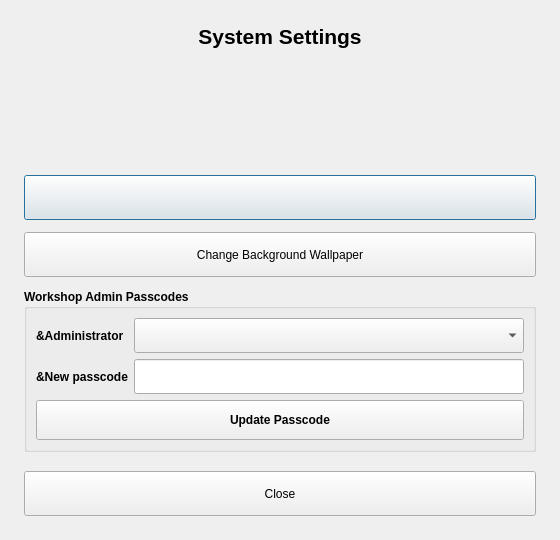
First picture: the form in ui/forms/systemsettingsdialog.ui, repository PPAS-Rashmika/SYNCLAB-Centralized-Workshop-Laboratory-Allocation-Platform, before the edit.
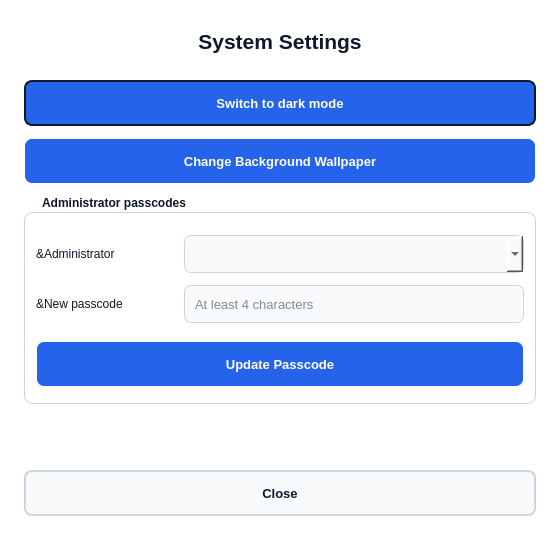
Second picture: the form after the edit.

What changed in the file:
```diff
--- a/ui/forms/systemsettingsdialog.ui
+++ b/ui/forms/systemsettingsdialog.ui
@@ -10,24 +10,15 @@
     <height>540</height>
    </rect>
   </property>
-  <layout class="QVBoxLayout" name="verticalLayout">
-   <property name="spacing">
-    <number>12</number>
-   </property>
-   <property name="leftMargin">
-    <number>24</number>
-   </property>
-   <property name="topMargin">
-    <number>24</number>
-   </property>
-   <property name="rightMargin">
-    <number>24</number>
-   </property>
-   <property name="bottomMargin">
-    <number>24</number>
-   </property>
-   <item>
     <widget class="QLabel" name="titleLbl">
+   <property name="geometry">
+    <rect>
+     <x>24</x>
+     <y>24</y>
+     <width>512</width>
+     <height>34</height>
+    </rect>
+   </property>
      <property name="wordWrap">
       <bool>true</bool>
      </property>
@@ -47,32 +38,43 @@
       <set>Qt::AlignCenter</set>
      </property>
     </widget>
-   </item>
-   <item>
-    <spacer name="verticalSpacer1">
-     <property name="orientation">
-      <enum>Qt::Vertical</enum>
-     </property>
-     <property name="sizeHint" stdset="0">
-      <size>
-       <width>0</width>
-       <height>10</height>
-      </size>
-     </property>
-    </spacer>
-   </item>
-   <item>
     <widget class="QPushButton" name="toggleThemeBtn">
+   <property name="geometry">
+    <rect>
+     <x>24</x>
+     <y>80</y>
+     <width>512</width>
+     <height>46</height>
+    </rect>
+   </property>
      <property name="minimumSize">
       <size>
        <width>0</width>
        <height>45</height>
       </size>
      </property>
-    </widget>
-   </item>
-   <item>
+   <property name="cursor">
+    <cursorShape>PointingHandCursor</cursorShape>
+   </property>
+   <property name="font">
+    <font>
+     <pointsize>10</pointsize>
+     <bold>true</bold>
+    </font>
+   </property>
+   <property name="text">
+    <string>Switch to dark mode</string>
+   </property>
+  </widget>
     <widget class="QPushButton" name="changeWallpaperBtn">
+   <property name="geometry">
+    <rect>
+     <x>24</x>
+     <y>138</y>
+     <width>512</width>
+     <height>46</height>
+    </rect>
+   </property>
      <property name="text">
       <string>Change Background Wallpaper</string>
      </property>
@@ -85,21 +87,39 @@
      <property name="cursor">
       <cursorShape>PointingHandCursor</cursorShape>
      </property>
-    </widget>
-   </item>
-   <item>
+   <property name="font">
+    <font>
+     <pointsize>10</pointsize>
+     <bold>true</bold>
+    </font>
+   </property>
+  </widget>
     <widget class="QGroupBox" name="groupBox">
+   <property name="geometry">
+    <rect>
+     <x>24</x>
+     <y>196</y>
+     <width>512</width>
+     <height>208</height>
+    </rect>
+   </property>
      <property name="title">
-      <string>Workshop Admin Passcodes</string>
+    <string>Administrator passcodes</string>
      </property>
      <property name="font">
       <font>
        <bold>true</bold>
       </font>
      </property>
-     <layout class="QGridLayout" name="gridLayout">
-      <item row="0" column="0">
        <widget class="QLabel" name="lblCat">
+    <property name="geometry">
+     <rect>
+      <x>12</x>
+      <y>39</y>
+      <width>138</width>
+      <height>38</height>
+     </rect>
+    </property>
         <property name="wordWrap">
          <bool>true</bool>
         </property>
@@ -110,19 +130,36 @@
          <string>&amp;Administrator</string>
         </property>
        </widget>
-      </item>
-      <item row="0" column="1">
        <widget class="QComboBox" name="workshopCombo">
+    <property name="geometry">
+     <rect>
+      <x>160</x>
+      <y>39</y>
+      <width>340</width>
+      <height>38</height>
+     </rect>
+    </property>
         <property name="minimumSize">
          <size>
           <width>0</width>
           <height>35</height>
          </size>
         </property>
-       </widget>
-      </item>
-      <item row="1" column="0">
+    <property name="font">
+     <font>
+      <pointsize>10</pointsize>
+     </font>
+    </property>
+   </widget>
        <widget class="QLabel" name="lblCode">
+    <property name="geometry">
+     <rect>
+      <x>12</x>
+      <y>89</y>
+      <width>138</width>
+      <height>38</height>
+     </rect>
+    </property>
         <property name="wordWrap">
          <bool>true</bool>
         </property>
@@ -133,9 +170,18 @@
          <string>&amp;New passcode</string>
         </property>
        </widget>
-      </item>
-      <item row="1" column="1">
        <widget class="QLineEdit" name="newPasscodeInput">
+    <property name="placeholderText">
+     <string>At least 4 characters</string>
+    </property>
+    <property name="geometry">
+     <rect>
+      <x>160</x>
+      <y>89</y>
+      <width>340</width>
+      <height>38</height>
+     </rect>
+    </property>
         <property name="minimumSize">
          <size>
           <width>0</width>
@@ -145,10 +191,21 @@
         <property name="echoMode">
          <enum>QLineEdit::Password</enum>
         </property>
-       </widget>
-      </item>
-      <item row="2" column="0" colspan="2">
+    <property name="font">
+     <font>
+      <pointsize>10</pointsize>
+     </font>
+    </property>
+   </widget>
        <widget class="QPushButton" name="savePasscodeBtn">
+    <property name="geometry">
+     <rect>
+      <x>12</x>
+      <y>145</y>
+      <width>488</width>
+      <height>46</height>
+     </rect>
+    </property>
         <property name="text">
          <string>Update Passcode</string>
         </property>
@@ -161,20 +218,23 @@
         <property name="cursor">
          <cursorShape>PointingHandCursor</cursorShape>
         </property>
-       </widget>
-      </item>
-     </layout>
-    </widget>
-   </item>
-   <item>
-    <spacer name="verticalSpacer2">
-     <property name="orientation">
-      <enum>Qt::Vertical</enum>
-     </property>
-    </spacer>
-   </item>
-   <item>
+    <property name="font">
+     <font>
+      <pointsize>10</pointsize>
+      <bold>true</bold>
+     </font>
+    </property>
+   </widget>
+  </widget>
     <widget class="QPushButton" name="closeBtn">
+   <property name="geometry">
+    <rect>
+     <x>24</x>
+     <y>470</y>
+     <width>512</width>
+     <height>46</height>
+    </rect>
+   </property>
      <property name="text">
       <string>Close</string>
      </property>
@@ -187,9 +247,39 @@
      <property name="cursor">
       <cursorShape>PointingHandCursor</cursorShape>
      </property>
-    </widget>
-   </item>
-  </layout>
+   <property name="font">
+    <font>
+     <pointsize>10</pointsize>
+     <bold>true</bold>
+    </font>
+   </property>
+  </widget>
+  <property name="styleSheet">
+   <string notr="true">QDialog { background-color: #FFFFFF; color: #0F172A; }
+QLabel { color: #0F172A; background: transparent; }
+QLineEdit, QComboBox { background-color: #F8FAFC; color: #0F172A; border: 1px solid #CBD5E1; border-radius: 7px; padding: 8px; }
+QLineEdit:focus, QComboBox:focus { border: 1px solid #2563EB; }
+QComboBox QAbstractItemView { background-color: #F8FAFC; color: #0F172A; selection-background-color: #2563EB; selection-color: white; border: 1px solid #CBD5E1; }
+QPushButton { background-color: #2563EB; color: white; border: 2px solid transparent; border-radius: 8px; padding: 2px 14px; }
+QPushButton:focus, QPushButton:default { border-color: #0F172A; }
+QPushButton:hover { border-color: #CBD5E1; }
+QPushButton:disabled { background-color: #CBD5E1; color: #0F172A; }
+QPushButton#cancelBtn, QPushButton#closeBtn { background-color: #F8FAFC; color: #0F172A; border-color: #CBD5E1; }
+QGroupBox { color: #0F172A; border: 1px solid #CBD5E1; border-radius: 8px; margin-top: 16px; padding-top: 10px; }
+QGroupBox::title { subcontrol-origin: margin; left: 12px; padding: 0 4px; }</string>
+  </property>
+  <property name="font">
+   <font>
+    <family>Segoe UI</family>
+    <pointsize>10</pointsize>
+   </font>
+  </property>
+  <property name="minimumSize">
+   <size>
+    <width>560</width>
+    <height>540</height>
+   </size>
+  </property>
  </widget>
  <tabstops>
   <tabstop>toggleThemeBtn</tabstop>
```
Left out of the diff: 5 changed lines with no effect on the pictures. Lines whose indentation alone changed are shown as unchanged.
